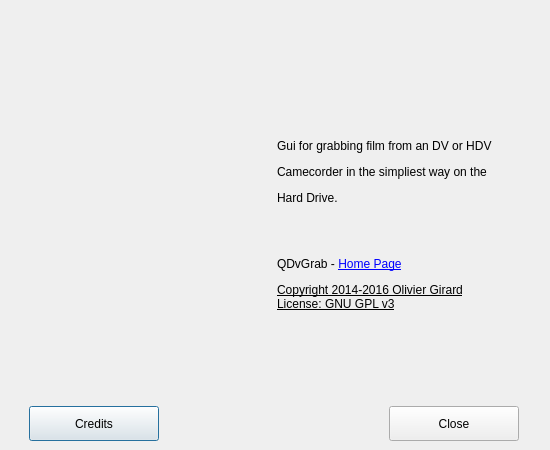
First picture: the form in qdvgrab/ui/about.ui, repository olielvewen/QDvGrab, before the edit.
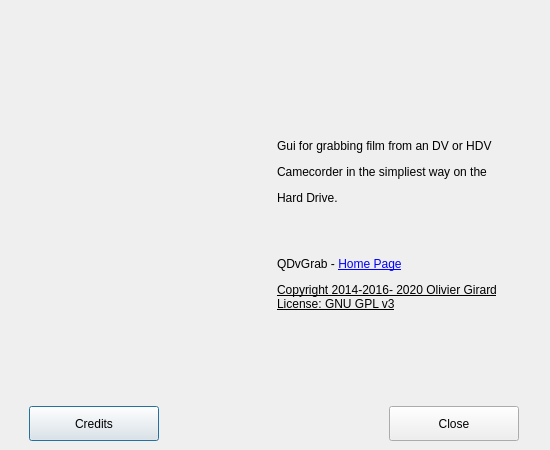
Second picture: the form after the edit.

Commit message: Update year of work on the project - bug #25

Diff of the .ui file:
```diff
--- a/qdvgrab/ui/about.ui
+++ b/qdvgrab/ui/about.ui
@@ -70,7 +70,7 @@
           </size>
          </property>
          <property name="text">
-          <string>&lt;html&gt;&lt;head/&gt;&lt;body&gt;&lt;p&gt;Gui for grabbing film from an DV or HDV &lt;/p&gt;&lt;p&gt;Camecorder in the simpliest way on the &lt;/p&gt;&lt;p&gt;Hard Drive.&lt;/p&gt;&lt;p&gt;&lt;br/&gt;&lt;/p&gt;&lt;p&gt;QDvGrab - &lt;a href=&quot;https://github.com/olielvewen/QDvGrab&quot;&gt;&lt;span style=&quot; text-decoration: underline; color:#0000ff;&quot;&gt;Home Page&lt;/span&gt;&lt;/a&gt;&lt;/p&gt;&lt;p&gt;&lt;a href=&quot;https://github.com/olielvewen/QDvGrab&quot;&gt;&lt;span style=&quot; text-decoration: underline; color:#000000;&quot;&gt;Copyright 2014-2016 Olivier Girard&lt;/span&gt;&lt;/a&gt;&lt;br/&gt;&lt;a href=&quot;https://github.com/olielvewen/QDvGrab&quot;&gt;&lt;span style=&quot; text-decoration: underline; color:#000000;&quot;&gt;License: GNU GPL v3&lt;/span&gt;&lt;/a&gt;&lt;/p&gt;&lt;/body&gt;&lt;/html&gt;</string>
+          <string>&lt;html&gt;&lt;head/&gt;&lt;body&gt;&lt;p&gt;Gui for grabbing film from an DV or HDV &lt;/p&gt;&lt;p&gt;Camecorder in the simpliest way on the &lt;/p&gt;&lt;p&gt;Hard Drive.&lt;/p&gt;&lt;p&gt;&lt;br/&gt;&lt;/p&gt;&lt;p&gt;QDvGrab - &lt;a href=&quot;https://github.com/olielvewen/QDvGrab&quot;&gt;&lt;span style=&quot; text-decoration: underline; color:#0000ff;&quot;&gt;Home Page&lt;/span&gt;&lt;/a&gt;&lt;/p&gt;&lt;p&gt;&lt;a href=&quot;https://github.com/olielvewen/QDvGrab&quot;&gt;&lt;span style=&quot; text-decoration: underline; color:#000000;&quot;&gt;Copyright 2014-2016- 2020 Olivier Girard&lt;/span&gt;&lt;/a&gt;&lt;br/&gt;&lt;a href=&quot;https://github.com/olielvewen/QDvGrab&quot;&gt;&lt;span style=&quot; text-decoration: underline; color:#000000;&quot;&gt;License: GNU GPL v3&lt;/span&gt;&lt;/a&gt;&lt;/p&gt;&lt;/body&gt;&lt;/html&gt;</string>
          </property>
         </widget>
        </item>
```
The commit also changes 1 other file.
